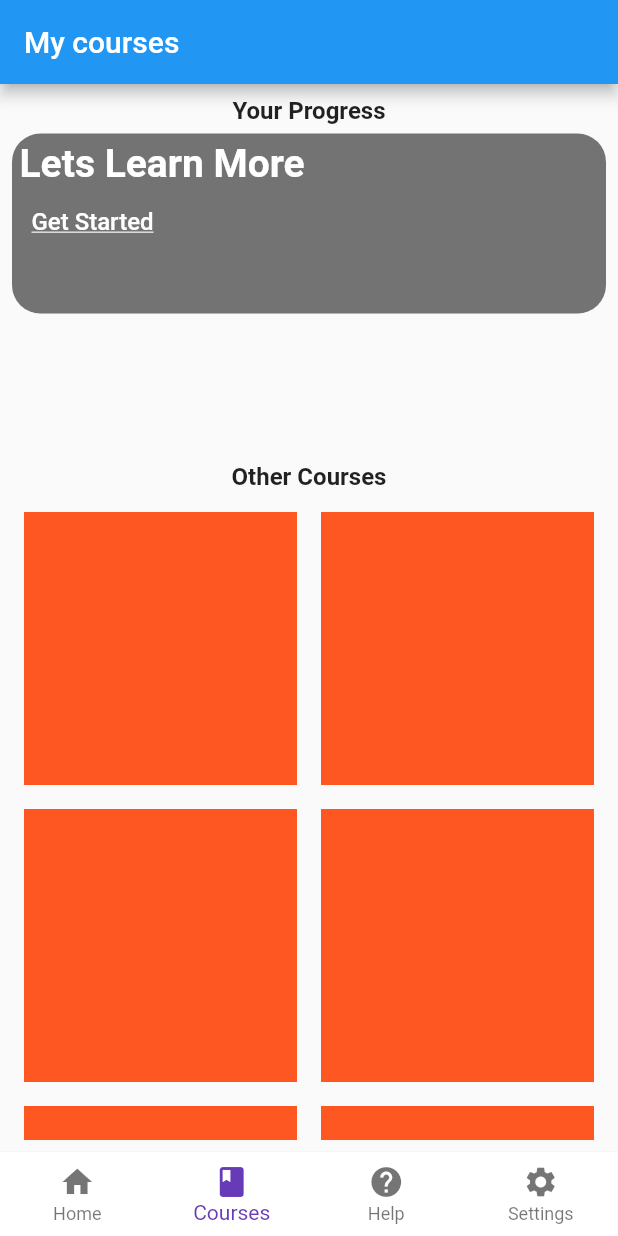
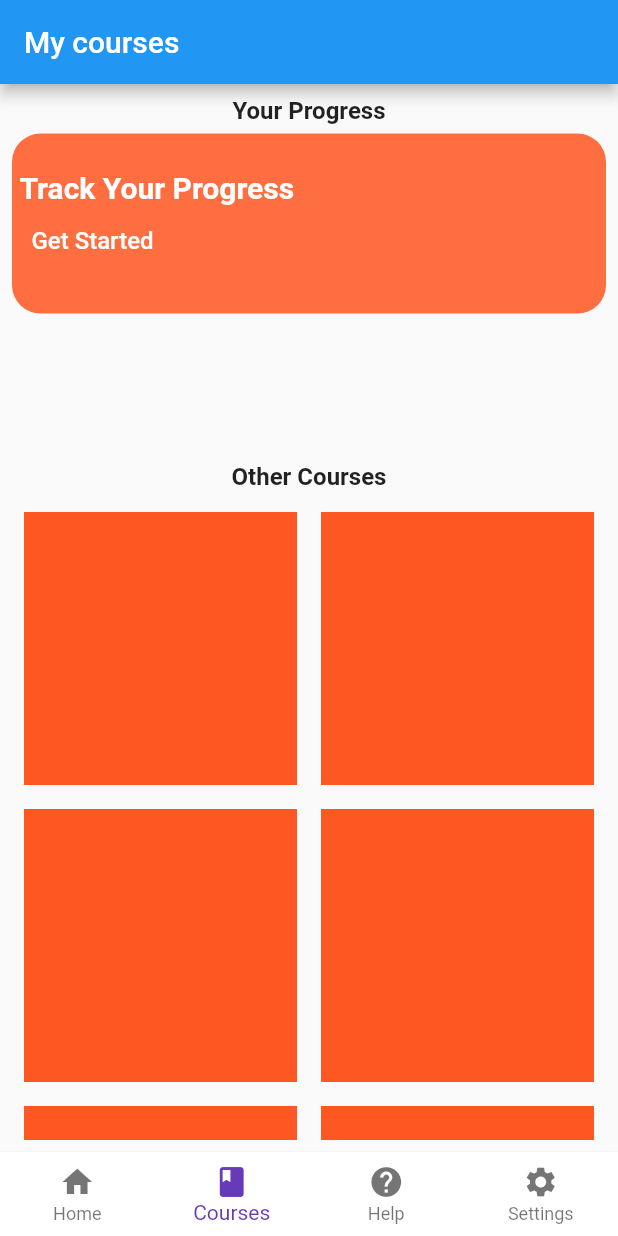
Before and after one commit to Webtonics/skilloom, a Flutter app: the screen it shows once a user with an empty profile is signed in, item 2 of the bottom bar chosen, on a phone screen of 412 x 824 dp. Run offline on Flutter 3.47's test engine with Material 2 defaults, Android fonts, the phone set to English and light mode, and no system bars; our stand-ins replace cloud_firestore, firebase_auth, firebase_core, firebase_storage, google_fonts, image_picker and 1 more; accounts and stored records are empty; network calls fail.

Commit message:
debugging nullcheck progress and more ui courses UI

```diff
--- a/lib/utils/elevated_buttons.dart
+++ b/lib/utils/elevated_buttons.dart
@@ -20,7 +20,7 @@ class MyElevattedButton extends StatelessWidget {
         child: Text(
           title,
           style: GoogleFonts.poppins(
-              color: Colors.white, fontWeight: FontWeight.bold, fontSize: 16),
+              color: Colors.white, fontWeight: FontWeight.w500, fontSize: 16),
         ));
   }
 }
--- a/lib/utils/textfiels.dart
+++ b/lib/utils/textfiels.dart
@@ -21,7 +21,7 @@ class MyTextField extends StatelessWidget {
           borderRadius: BorderRadius.circular(16),
           borderSide: BorderSide.none,
         ),
-        fillColor: Colors.white,
+        fillColor: Colors.white54,
         filled: true,
       ),
     );
--- a/lib/views/app_screen/courses.dart
+++ b/lib/views/app_screen/courses.dart
@@ -35,20 +35,20 @@ class _CoursesState extends State<Courses> {
                     decoration: BoxDecoration(
                       borderRadius: BorderRadius.circular(19),
                       // color: Colors.greenAccent,
-                      color: Colors.black54,
+                      color: Colors.deepOrangeAccent,
                     ),
                     child: Row(children: [
                       //image
                       Column(
                         crossAxisAlignment: CrossAxisAlignment.start,
-                        mainAxisAlignment: MainAxisAlignment.start,
+                        mainAxisAlignment: MainAxisAlignment.center,
                         children: [
                           const Text(
-                            "Lets Learn More",
+                            "Track Your Progress",
                             style: TextStyle(
                               color: Colors.white,
                               fontWeight: FontWeight.bold,
-                              fontSize: 26,
+                              fontSize: 20,
                             ),
                           ),
                           TextButton(
@@ -56,9 +56,10 @@ class _CoursesState extends State<Courses> {
                               child: const Text(
                                 "Get Started",
                                 style: TextStyle(
-                                    color: Colors.white,
-                                    fontSize: 16,
-                                    decoration: TextDecoration.underline),
+                                  fontStyle: FontStyle.normal,
+                                  color: Colors.white,
+                                  fontSize: 16,
+                                ),
                               ))
                         ],
                       ),
--- a/lib/views/app_screen/help.dart
+++ b/lib/views/app_screen/help.dart
@@ -60,7 +60,9 @@ class _HelpScreenState extends State<HelpScreen> {
           onPressed: () {
             _launchURL();
           },
-          child: const Text("Chat ")),
+          child: const Icon(Icons.contact_support)
+          // const Text("Chat ")
+          ),
     );
   }
 }
--- a/lib/views/app_screen/settings.dart
+++ b/lib/views/app_screen/settings.dart
@@ -2,6 +2,7 @@ import 'package:cloud_firestore/cloud_firestore.dart';
 import 'package:flutter/material.dart';
 import 'package:provider/provider.dart';
 import 'package:skilloom/Services/authservice/user_services.dart';
+import 'package:skilloom/constants/colors.dart';
 import 'package:skilloom/providers/user_provider.dart';
 import 'package:skilloom/utils/elevated_buttons.dart';
 import 'package:skilloom/utils/textfiels.dart';
@@ -46,6 +47,7 @@ class _SettingScreenState extends State<SettingScreen> {
           // User? user = context.read<UserProvider>().getUser;
           if (snapshot.hasData == false) {
             return Scaffold(
+              backgroundColor: scaffoldColor,
               body: SafeArea(
                 child: Padding(
                   padding: const EdgeInsets.all(8.0),
```
Also changed, not shown: lib/views/app_screen/home.dart (+5 -4 lines).
